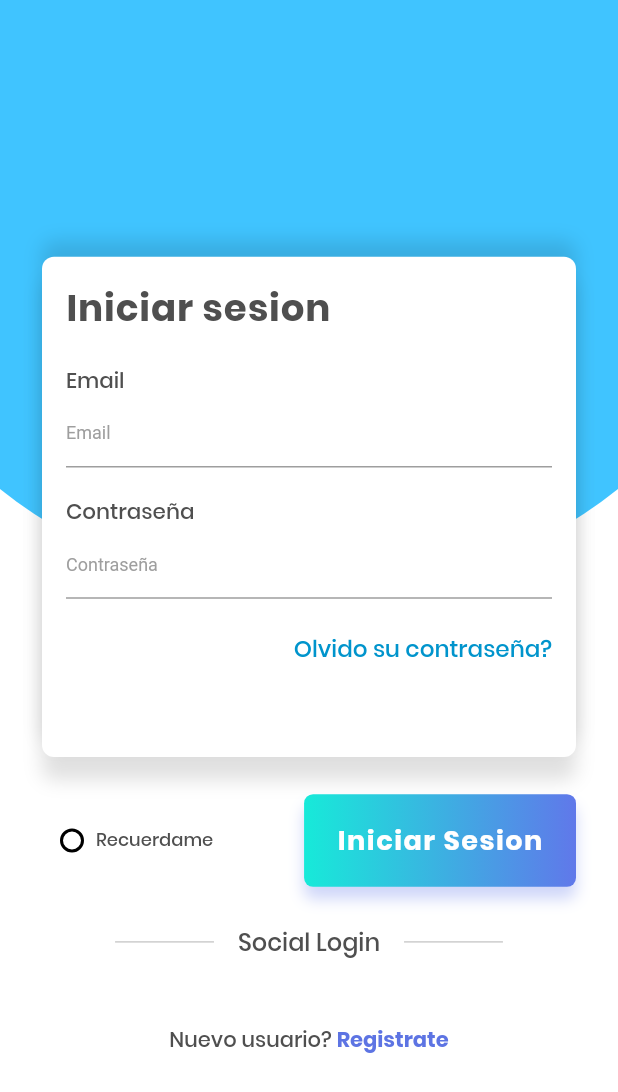
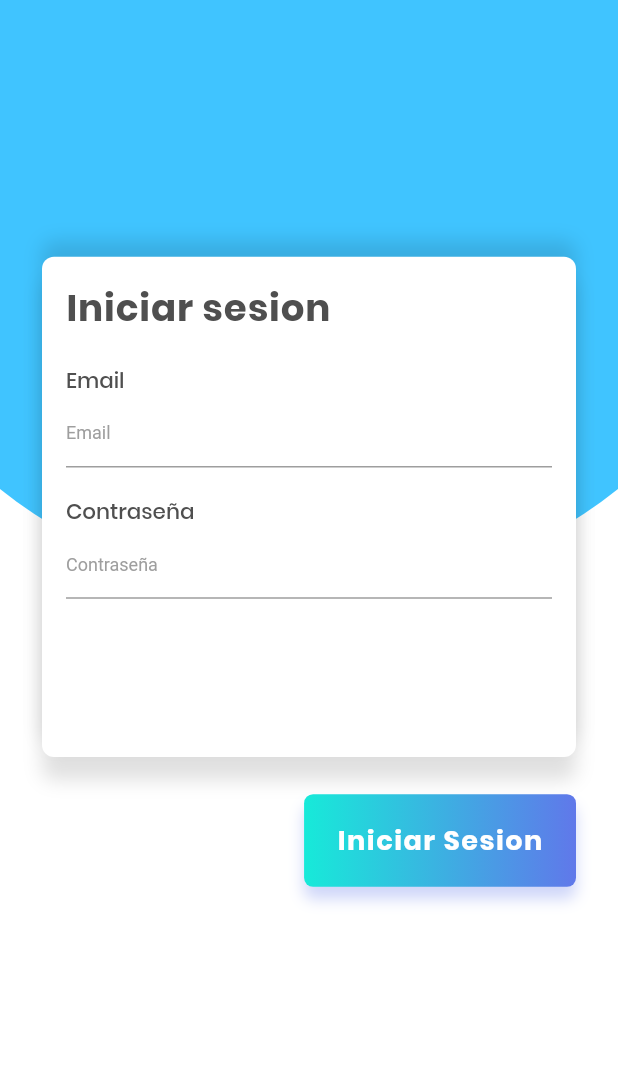
Before and after one commit to andrespd99/ClubhubPro, a Flutter app: the screen it shows after launch, on a phone screen of 412 x 824 dp. Shown: the top 1092 px of the screen. Run offline on Flutter 3.47's test engine with Material 2 defaults, Android fonts, the phone set to English and light mode, and no system bars; our stand-ins replace cached_network_image, carousel_slider, cloud_firestore, datetime_picker_formfield, flushbar, flutter_datetime_picker and 1 more; accounts and stored records are empty.

Commit message:
Terminado sprint 3

```diff
--- a/lib/FormCard.dart
+++ b/lib/FormCard.dart
@@ -62,13 +62,13 @@ class FormCard extends StatelessWidget {
             Row(
               mainAxisAlignment: MainAxisAlignment.end,
               children: <Widget>[
-                Text(
-                  "Olvido su contraseña?",
-                  style: TextStyle(
-                      color: kClubhubBlueDark,
-                      fontFamily: "Poppins-Medium",
-                      fontSize: ScreenUtil.getInstance().setSp(28)),
-                )
+                // Text(
+                //   "Olvido su contraseña?",
+                //   style: TextStyle(
+                //       color: kClubhubBlueDark,
+                //       fontFamily: "Poppins-Medium",
+                //       fontSize: ScreenUtil.getInstance().setSp(28)),
+                // )
               ],
             ),
           ],
--- a/lib/assets/colors.dart
+++ b/lib/assets/colors.dart
@@ -5,6 +5,7 @@ const kClubhubBlue100 = const Color(0xFF82f7ff);
 // const kClubhubBlue300 = const Color(0xFF4FC3F7);
 const kClubhubBlue400 = const Color(0xFF40c4ff);
 const kClubhubBlue900 = const Color(0xFF0094cc);
+const kClubhubIconsOrange = const Color(0xFFff8040);
 
 const kClubhubBlueMain = kClubhubBlue400;
 const kClubhubBlueLight = kClubhubBlue100;
--- a/lib/login.dart
+++ b/lib/login.dart
@@ -142,16 +142,16 @@ class _LoginPageState extends State<LoginPage> {
                           SizedBox(
                             width: 12.0,
                           ),
-                          GestureDetector(
-                            onTap: _radio,
-                            child: radioButton(_isSelected),
-                          ),
-                          SizedBox(
-                            width: 8.0,
-                          ),
-                          Text("Recuerdame",
-                              style: TextStyle(
-                                  fontSize: 12, fontFamily: "Poppins-Medium"))
+                          // GestureDetector(
+                          //   onTap: _radio,
+                          //   child: radioButton(_isSelected),
+                          // ),
+                          // SizedBox(
+                          //   width: 8.0,
+                          // ),
+                          // Text("Recuerdame",
+                          //     style: TextStyle(
+                          //         fontSize: 12, fontFamily: "Poppins-Medium"))
                         ],
                       ),
                       InkWell(
@@ -198,16 +198,16 @@ class _LoginPageState extends State<LoginPage> {
                   SizedBox(
                     height: ScreenUtil.getInstance().setHeight(40),
                   ),
-                  Row(
-                    mainAxisAlignment: MainAxisAlignment.center,
-                    children: <Widget>[
-                      horizontalLine(),
-                      Text("Social Login",
-                          style: TextStyle(
-                              fontSize: 16.0, fontFamily: "Poppins-Medium")),
-                      horizontalLine()
-                    ],
-                  ),
+                  // Row(
+                  //   mainAxisAlignment: MainAxisAlignment.center,
+                  //   children: <Widget>[
+                  //     horizontalLine(),
+                  //     Text("Social Login",
+                  //         style: TextStyle(
+                  //             fontSize: 16.0, fontFamily: "Poppins-Medium")),
+                  //     horizontalLine()
+                  //   ],
+                  // ),
                   SizedBox(
                     height: ScreenUtil.getInstance().setHeight(40),
                   ),
@@ -249,25 +249,25 @@ class _LoginPageState extends State<LoginPage> {
                   //     )
                   //   ],
                   // ),
-                  SizedBox(
-                    height: ScreenUtil.getInstance().setHeight(30),
-                  ),
-                  Row(
-                    mainAxisAlignment: MainAxisAlignment.center,
-                    children: <Widget>[
-                      Text(
-                        "Nuevo usuario? ",
-                        style: TextStyle(fontFamily: "Poppins-Medium"),
-                      ),
-                      InkWell(
-                        onTap: () {},
-                        child: Text("Registrate",
-                            style: TextStyle(
-                                color: Color(0xFF5d74e3),
-                                fontFamily: "Poppins-Bold")),
-                      )
-                    ],
-                  )
+                  // SizedBox(
+                  //   height: ScreenUtil.getInstance().setHeight(30),
+                  // ),
+                  // Row(
+                  //   mainAxisAlignment: MainAxisAlignment.center,
+                  //   children: <Widget>[
+                  //     Text(
+                  //       "Nuevo usuario? ",
+                  //       style: TextStyle(fontFamily: "Poppins-Medium"),
+                  //     ),
+                  //     InkWell(
+                  //       onTap: () {},
+                  //       child: Text("Registrate",
+                  //           style: TextStyle(
+                  //               color: Color(0xFF5d74e3),
+                  //               fontFamily: "Poppins-Bold")),
+                  //     )
+                  //   ],
+                  // )
                 ],
               ),
             ),
```
Also changed, not shown: lib/Reservaciones.dart (deleted, +0 -19 lines), lib/hab_page.dart (+112 -73 lines), lib/deprecated files/add_socio.dart (renamed from lib/add_socio.dart), lib/deprecated files/admin_panel.dart (renamed from lib/admin_panel.dart), lib/deprecated files/listasocios_data.dart (renamed from lib/listasocios_data.dart), lib/deprecated files/listasocios_page.dart (renamed from lib/listasocios_page.dart).
